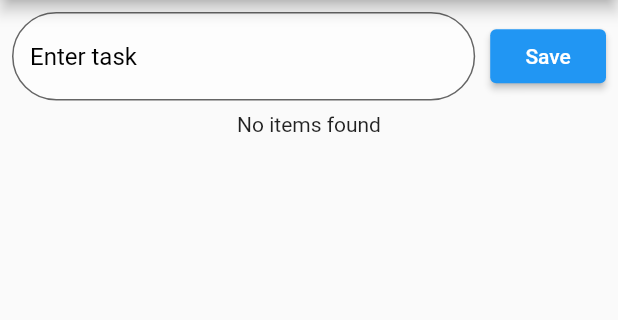
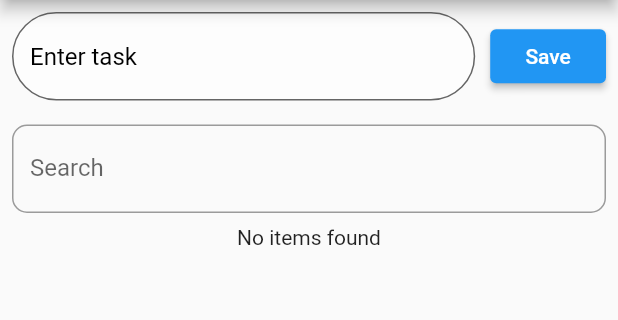
Before and after one commit to Xanto7/todo_app, a Flutter app: the screen it shows after launch, on a phone screen of 412 x 824 dp, the part 84-404 px from its top. Run offline on Flutter 3.47's test engine with Material 2 defaults, Android fonts, the phone set to English and light mode, and no system bars; our stand-ins replace sqflite; accounts and stored records are empty.

Commit message:
adding search logic

```diff
--- a/lib/main.dart
+++ b/lib/main.dart
@@ -8,7 +8,7 @@ void main() {
 }
 
 class MainApp extends StatefulWidget {
-  const MainApp({super.key});
+  const MainApp({Key? key}) : super(key: key);
 
   @override
   State<MainApp> createState() => _MainAppState();
@@ -16,9 +16,27 @@ class MainApp extends StatefulWidget {
 
 class _MainAppState extends State<MainApp> {
   final TextEditingController itemTextController = TextEditingController();
-  final TextEditingController updateController = TextEditingController(); //
+  final TextEditingController updateController = TextEditingController();
+  final TextEditingController searchController = TextEditingController();
+  String searchString = "";
   int? selectedId;
   final DateFormat formatter = DateFormat('yyyy-MM-dd HH:mm');
+
+  @override
+  void initState() {
+    super.initState();
+    searchController.addListener(() {
+      setState(() {
+        searchString = searchController.text.toLowerCase();
+      });
+    });
+  }
+
+  @override
+  void dispose() {
+    searchController.dispose();
+    super.dispose();
+  }
 
   @override
   Widget build(BuildContext context) {
@@ -74,6 +92,18 @@ class _MainAppState extends State<MainApp> {
                 ],
               ),
             ),
+            Padding(
+              padding: const EdgeInsets.all(8.0),
+              child: TextField(
+                controller: searchController,
+                decoration: InputDecoration(
+                  labelText: 'Search',
+                  border: OutlineInputBorder(
+                    borderRadius: BorderRadius.circular(10.0),
+                  ),
+                ),
+              ),
+            ),
             FutureBuilder<List<Item>>(
                 future: DatabaseManager.instance.getAllItems(),
                 builder:
@@ -81,11 +111,16 @@ class _MainAppState extends State<MainApp> {
                   if (!snapshot.hasData) {
                     return Center(child: CircularProgressIndicator());
                   }
-                  return snapshot.data!.isEmpty
+                  List<Item> filteredList = snapshot.data!
+                      .where((item) =>
+                          item.title.toLowerCase().contains(searchString))
+                      .toList();
+
+                  return filteredList.isEmpty
                       ? Center(child: Text('No items found'))
                       : ListView(
                           shrinkWrap: true,
-                          children: snapshot.data!.map((item) {
+                          children: filteredList.map((item) {
                             return ListTile(
                               leading: Checkbox(
                                 value: item.done,
```
Also changed, not shown: lib/database_manager.dart (+9 -0 lines), lib/search_delegate.dart (added, +62 -0 lines).
